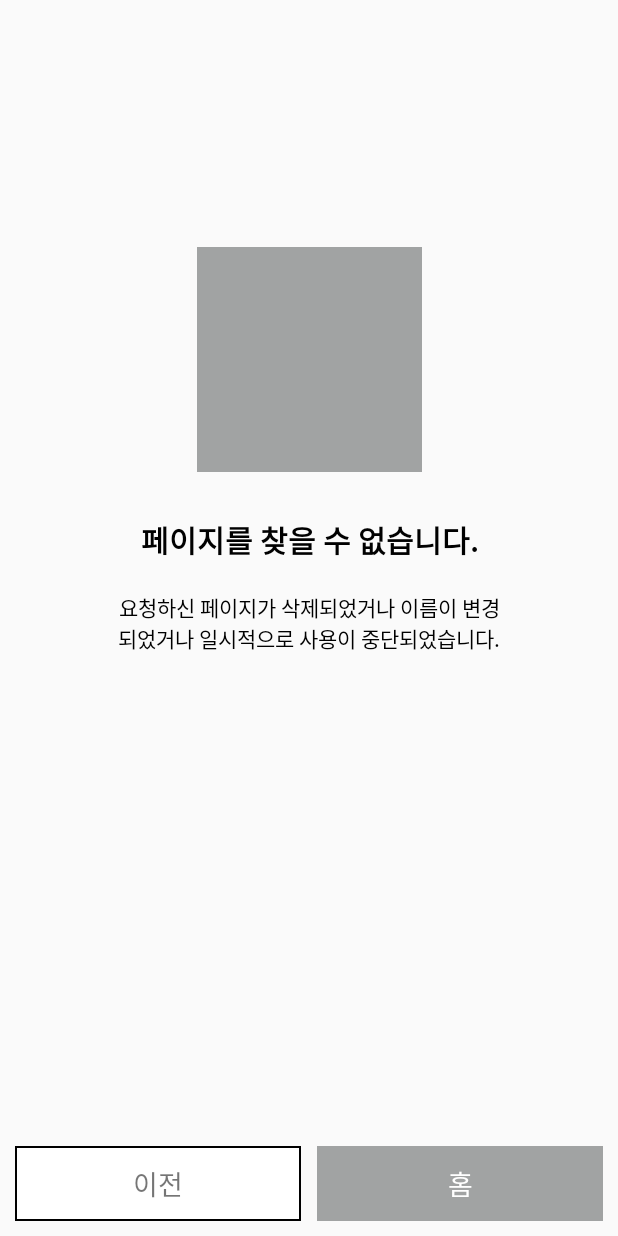
After one commit to daejong-yoo/KotlinTemplate, an Android app: the layout activity_error.xml on its own in the app's theme, with its tools: preview values and no code run, on a phone screen of 412 x 824 dp. The commit adds this screen. Run offline under Robolectric (Android 15) with nearby library versions, the phone set to English and light mode, and no system bars.

Commit message:
[Home, Error] HomeActivity 임시 커밋, 공통 ErrorActivity 임시 커밋

```diff
--- a/app/src/main/AndroidManifest.xml
+++ b/app/src/main/AndroidManifest.xml
@@ -28,6 +28,18 @@
         <activity android:name="com.example.kotlintemplate.ui.activity.HostFragActivity" />
 
         <activity
+            android:name=".ui.activity.home.HomeActivity"
+            android:exported="false"
+            android:launchMode="singleTop"
+            android:screenOrientation="portrait" />
+
+        <activity
+            android:name=".ui.activity.error.ErrorActivity"
+            android:exported="false"
+            android:launchMode="singleTop"
+            android:screenOrientation="portrait" />
+
+        <activity
             android:name="com.journeyapps.barcodescanner.CaptureActivity"
             android:exported="false"
             android:launchMode="singleTop"
--- a/app/src/main/java/com/example/kotlintemplate/ui/activity/MainActivity.kt
+++ b/app/src/main/java/com/example/kotlintemplate/ui/activity/MainActivity.kt
@@ -13,6 +13,7 @@ import com.example.kotlintemplate.extension.setOnSingleClickListener
 import com.example.kotlintemplate.network.model.singlePhoto.CustomList
 import com.example.kotlintemplate.network.model.singlePhoto.SinglePhotoModel
 import com.example.kotlintemplate.network.retrofit.ApiManager
+import com.example.kotlintemplate.ui.activity.home.HomeActivity
 import com.example.kotlintemplate.util.GLog
 import com.example.kotlintemplate.viewmodel.CustomListViewModel
 import com.journeyapps.barcodescanner.ScanContract
@@ -38,6 +39,10 @@ class MainActivity : BaseActivity<ActivityMainBinding>(R.layout.activity_main) {
     }
 
     private fun initView() {
+        binding.btnToHome.setOnSingleClickListener {
+            intent = Intent(mActivity, HomeActivity::class.java)
+            startActivity(intent)
+        }
         binding.btnToFragment.setOnSingleClickListener {
             intent = Intent(mActivity, HostFragActivity::class.java)
             startActivity(intent)
--- /dev/null
+++ b/app/src/main/java/com/example/kotlintemplate/ui/activity/error/ErrorActivity.kt
@@ -0,0 +1,12 @@
+package com.example.kotlintemplate.ui.activity.error
+
+import com.example.kotlintemplate.R
+import com.example.kotlintemplate.base.BaseActivity
+import com.example.kotlintemplate.databinding.ActivityErrorBinding
+import com.example.kotlintemplate.util.GLog
+
+class ErrorActivity : BaseActivity<ActivityErrorBinding>(R.layout.activity_error) {
+    override fun init() {
+        GLog.i("call:: ErrorActivity")
+    }
+}
--- /dev/null
+++ b/app/src/main/java/com/example/kotlintemplate/ui/activity/home/HomeActivity.kt
@@ -0,0 +1,12 @@
+package com.example.kotlintemplate.ui.activity.home
+
+import com.example.kotlintemplate.R
+import com.example.kotlintemplate.base.BaseActivity
+import com.example.kotlintemplate.databinding.ActivityHomeBinding
+import com.example.kotlintemplate.util.GLog
+
+class HomeActivity : BaseActivity<ActivityHomeBinding>(R.layout.activity_home) {
+    override fun init() {
+        GLog.i("call :: HomeActivity")
+    }
+}
--- /dev/null
+++ b/app/src/main/res/layout/activity_error.xml
@@ -0,0 +1,121 @@
+<?xml version="1.0" encoding="utf-8"?>
+<layout xmlns:app="http://schemas.android.com/apk/res-auto"
+    xmlns:tools="http://schemas.android.com/tools">
+
+    <androidx.constraintlayout.widget.ConstraintLayout xmlns:android="http://schemas.android.com/apk/res/android"
+        android:layout_width="match_parent"
+        android:layout_height="match_parent">
+
+        <androidx.constraintlayout.widget.Guideline
+            android:id="@+id/top_guide_line"
+            android:layout_width="wrap_content"
+            android:layout_height="wrap_content"
+            android:orientation="horizontal"
+            app:layout_constraintGuide_percent="0.2" />
+
+        <androidx.constraintlayout.widget.Guideline
+            android:id="@+id/center_guide_line"
+            android:layout_width="wrap_content"
+            android:layout_height="wrap_content"
+            android:orientation="vertical"
+            app:layout_constraintGuide_percent="0.5" />
+
+        <ImageView
+            android:id="@+id/iv_error_icon"
+            android:layout_width="150dp"
+            android:layout_height="150dp"
+            app:layout_constraintLeft_toLeftOf="parent"
+            app:layout_constraintRight_toRightOf="parent"
+            app:layout_constraintTop_toTopOf="@+id/top_guide_line"
+            tools:background="@color/color_A1A3A3" />
+
+        <TextView
+            android:id="@+id/tv_error_title"
+            android:layout_width="0dp"
+            android:layout_height="wrap_content"
+            android:layout_marginLeft="30dp"
+            android:layout_marginTop="30dp"
+            android:layout_marginRight="30dp"
+            android:ellipsize="end"
+            android:maxLines="1"
+            android:textColor="@color/black"
+            android:textSize="20dp"
+            android:textStyle="bold"
+            android:gravity="center"
+            app:layout_constraintLeft_toLeftOf="parent"
+            app:layout_constraintRight_toRightOf="parent"
+            app:layout_constraintTop_toBottomOf="@+id/iv_error_icon"
+            tools:text="페이지를 찾을 수 없습니다." />
+
+        <TextView
+            android:id="@+id/tv_error_sub"
+            android:layout_width="0dp"
+            android:layout_height="wrap_content"
+            android:layout_marginLeft="30dp"
+            android:layout_marginTop="20dp"
+            android:layout_marginRight="30dp"
+            android:ellipsize="end"
+            android:maxLines="2"
+            android:textColor="@color/black"
+            android:textSize="14dp"
+            android:textStyle="normal"
+            android:gravity="center"
+            app:layout_constraintLeft_toLeftOf="parent"
+            app:layout_constraintRight_toRightOf="parent"
+            app:layout_constraintTop_toBottomOf="@+id/tv_error_title"
+            app:layout_constraintBottom_toTopOf="@+id/view_divider"
+            tools:text="요청하신 페이지가 삭제되었거나 이름이 변경\n되었거나 일시적으로 사용이 중단되었습니다." />
+
+        <View
+            android:id="@+id/view_divider"
+            android:layout_width="0dp"
+            android:layout_height="0dp"
+            android:layout_marginBottom="10dp"
+            app:layout_constraintLeft_toLeftOf="parent"
+            app:layout_constraintRight_toRightOf="parent"
+            app:layout_constraintTop_toBottomOf="@+id/tv_error_sub"
+            app:layout_constraintBottom_toTopOf="@+id/view_bottom_parent" />
+
+        <View
+            android:id="@+id/view_bottom_parent"
+            android:layout_width="0dp"
+            android:layout_height="50dp"
+            android:layout_marginBottom="10dp"
+            app:layout_constraintBottom_toBottomOf="parent"
+            app:layout_constraintLeft_toLeftOf="parent"
+            app:layout_constraintRight_toRightOf="parent"
+            app:layout_constraintTop_toBottomOf="@+id/view_divider" />
+
+        <TextView
+            android:id="@+id/btn_left"
+            android:layout_width="0dp"
+            android:layout_height="0dp"
+            android:layout_marginLeft="10dp"
+            android:layout_marginRight="5dp"
+            android:background="@drawable/shape_dialog_bg"
+            android:gravity="center"
+            android:text="이전"
+            android:textSize="18dp"
+            app:layout_constraintBottom_toBottomOf="@+id/view_bottom_parent"
+            app:layout_constraintLeft_toLeftOf="@+id/view_bottom_parent"
+            app:layout_constraintRight_toRightOf="@+id/center_guide_line"
+            app:layout_constraintTop_toTopOf="@+id/view_bottom_parent" />
+
+        <TextView
+            android:id="@+id/btn_right"
+            android:layout_width="0dp"
+            android:layout_height="0dp"
+            android:layout_marginLeft="5dp"
+            android:layout_marginRight="10dp"
+            android:background="@color/color_A1A3A3"
+            android:gravity="center"
+            android:text="홈"
+            android:textColor="@color/white"
+            android:textSize="18dp"
+            app:layout_constraintBottom_toBottomOf="@+id/view_bottom_parent"
+            app:layout_constraintLeft_toLeftOf="@+id/center_guide_line"
+            app:layout_constraintRight_toRightOf="@+id/view_bottom_parent"
+            app:layout_constraintTop_toTopOf="@+id/view_bottom_parent" />
+
+    </androidx.constraintlayout.widget.ConstraintLayout>
+</layout>
--- /dev/null
+++ b/app/src/main/res/layout/activity_home.xml
@@ -0,0 +1,18 @@
+<?xml version="1.0" encoding="utf-8"?>
+<layout xmlns:app="http://schemas.android.com/apk/res-auto">
+
+    <androidx.constraintlayout.widget.ConstraintLayout xmlns:android="http://schemas.android.com/apk/res/android"
+        android:layout_width="match_parent"
+        android:layout_height="match_parent">
+
+        <View
+            android:id="@+id/view_bottom_parent"
+            android:layout_width="0dp"
+            android:layout_height="60dp"
+            app:layout_constraintBottom_toBottomOf="parent"
+            app:layout_constraintLeft_toLeftOf="parent"
+            app:layout_constraintRight_toRightOf="parent" />
+
+
+    </androidx.constraintlayout.widget.ConstraintLayout>
+</layout>
--- a/app/src/main/res/layout/activity_main.xml
+++ b/app/src/main/res/layout/activity_main.xml
@@ -14,6 +14,16 @@
         android:layout_width="match_parent"
         android:layout_height="match_parent"
         tools:context=".ui.activity.MainActivity">
+
+        <Button
+            android:id="@+id/btn_to_home"
+            android:layout_width="150dp"
+            android:layout_height="wrap_content"
+            android:text="Home 이동"
+            android:textAllCaps="false"
+            app:layout_constraintLeft_toLeftOf="@+id/btn_to_room"
+            app:layout_constraintRight_toRightOf="@+id/btn_to_room"
+            app:layout_constraintBottom_toTopOf="@+id/btn_to_room" />
 
         <Button
             android:id="@+id/btn_to_room"
```
